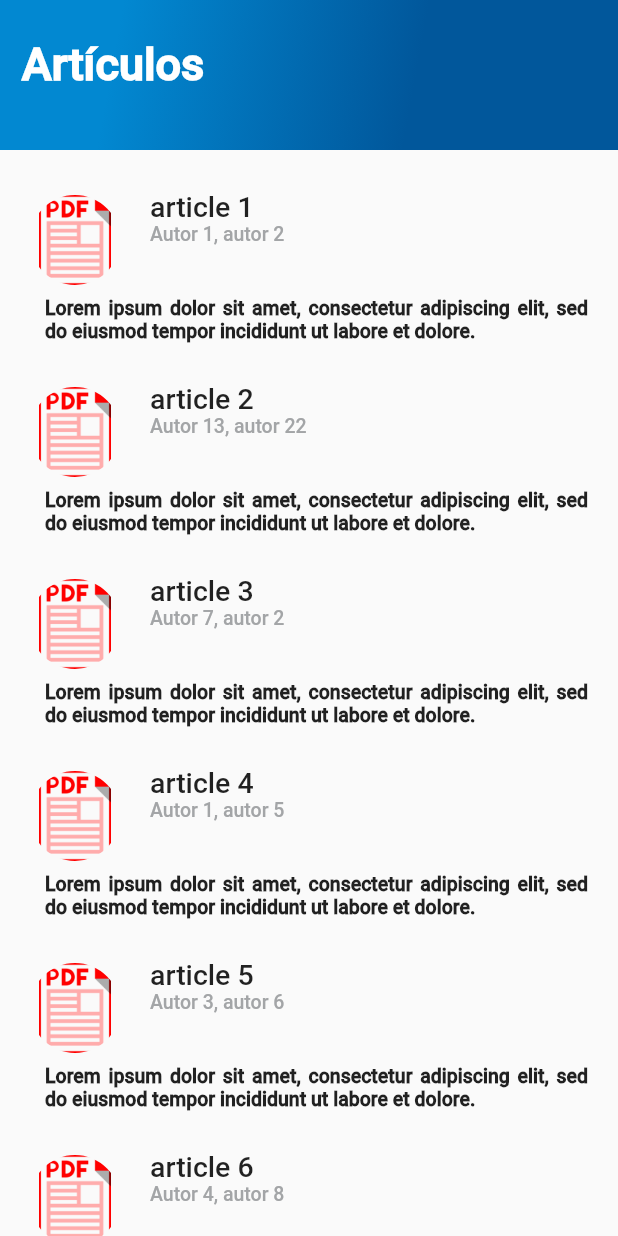
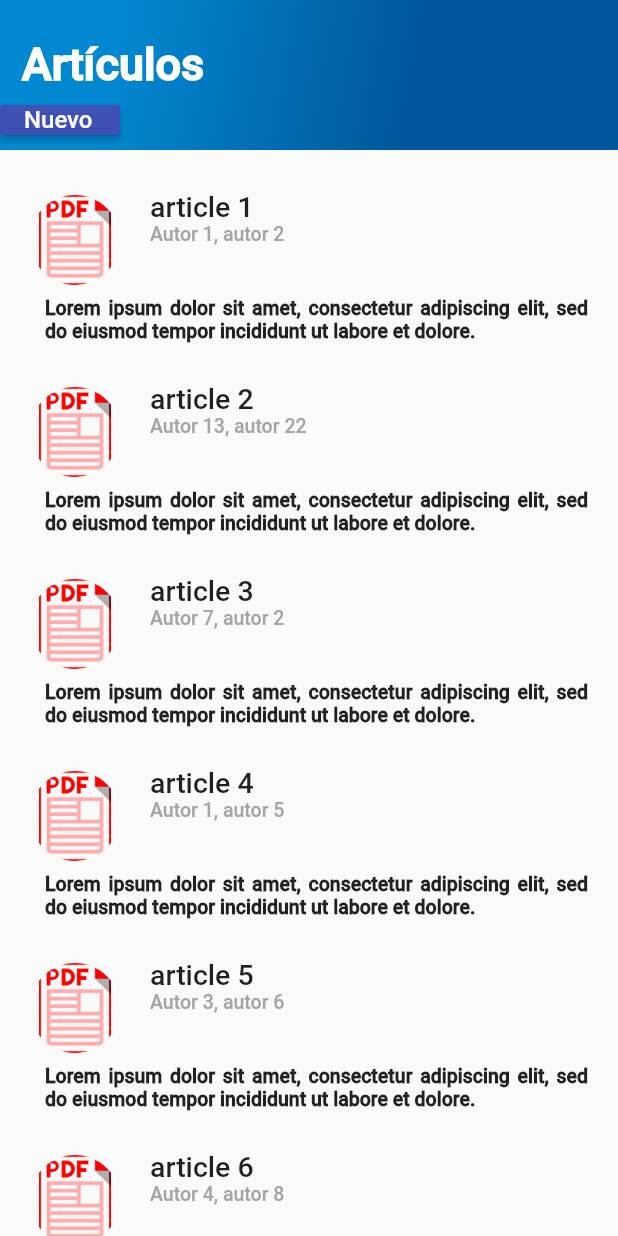
Before and after one commit to naandre/cicomApp, a Flutter app: the ArticleList widget shown alone on an empty page, opened directly, on a phone screen of 412 x 824 dp. Run offline on Flutter 3.47's test engine with Material 2 defaults, Android fonts, the phone set to English and light mode, and no system bars; network calls fail.

Commit message:
calendario

```diff
--- a/lib/screens/articles/article_list.dart
+++ b/lib/screens/articles/article_list.dart
@@ -10,6 +10,27 @@ class ArticleList extends StatelessWidget{
     return Stack(
       children: <Widget>[
         GradientBack("Artículos", 100),
+        Container(
+          margin: EdgeInsets.only(top: 70),
+          height: 20,
+          width: 80,
+          child: RaisedButton(
+            child: Center(
+              child: Text(
+                'Nuevo filtro',
+                style: TextStyle(
+                    fontSize: 16.0,
+                    fontFamily: "Roboto",
+                    color: Colors.white
+                ),
+              ),
+            ),
+            onPressed: (){
+              Navigator.of(context).pop();
+            },
+            color: Colors.indigo,
+          ),
+        ),
         Container(
           margin: EdgeInsets.only(
               top: 100
--- a/lib/screens/articles/search_trips.dart
+++ b/lib/screens/articles/search_trips.dart
@@ -1,8 +1,8 @@
-import 'dart:math';
-
 import 'package:cicom/screens/articles/article_list.dart';
 import 'package:cicom/screens/gradient_back.dart';
 import 'package:flutter/material.dart';
+import 'package:intl/intl.dart';
+import 'package:flutter_localizations/flutter_localizations.dart';
 
 class SearchTrips extends StatefulWidget{
   @override
@@ -16,7 +16,8 @@ class _SearchData{
    String value1='';
    String filter2='';
    String value2='';
-   DateTime date;
+   DateTime date=DateTime.now();
+//   String dateSelect=DateFormat('yyyy-MM-dd').format(date);
 }
 
 class _SearchTrips extends State<SearchTrips>{
@@ -29,18 +30,17 @@ class _SearchTrips extends State<SearchTrips>{
   List<DropdownMenuItem<String>> _valuesList=['value 1','value 2','value 3','value 4','value 5','value 6','value 7','value 8',].map<DropdownMenuItem<String>>((String value){
     return DropdownMenuItem<String>(value: value,child: Text(value),);}).toList();
 
-  DateTime selectedDate=DateTime.now();
-
   Future<Null> _selectDate(BuildContext context) async{
     final DateTime picker= await showDatePicker(
         context: context,
-        initialDate: selectedDate,
+//        locale: Locale.fromSubtags(languageCode: 'es'),
+        initialDate: this._data.date,
         firstDate: DateTime(1990),
         lastDate: DateTime.now());
 
-    if(picker!=null && picker!=selectedDate){
+    if(picker!=null && picker!=this._data.date){
       setState(() {
-        selectedDate=picker;
+        this._data.date=picker;
       });
     }
   }
@@ -165,22 +165,16 @@ class _SearchTrips extends State<SearchTrips>{
                   },
                   items: this._valuesList,
                 ),
-                Column(
-                  mainAxisSize: MainAxisSize.min,
-                  children: <Widget>[
-                    Text("${selectedDate.toLocal()}"),
-                    SizedBox(height: 20,),
-                    RaisedButton(
-                      onPressed: ()=>_selectDate(context),
-                      child: Text('Seleccione fecha'),
-                    )
-                  ],
-                ),
                 TextFormField(
                   decoration: InputDecoration(
-                    labelText: "Fecha de Publicación"
+                    labelText: DateFormat('yyyy-MM-dd').format(this._data.date),
+                    hintText: "Fecha de Publicación",
+                    icon: Icon(Icons.calendar_today,color: Colors.blue,),
                   ),
-                  onTap: ()=>_selectDate(context),
+                  onTap: (){
+                    FocusScope.of(context).requestFocus(FocusNode());
+                    _selectDate(context);
+                  },
                 ),
                 Container(
                   margin: EdgeInsets.only(top: 30.0, left: 20, right: 20.0),
--- a/pubspec.yaml
+++ b/pubspec.yaml
@@ -19,6 +19,9 @@ environment:
 dependencies:
   flutter:
     sdk: flutter
+  flutter_localizations:
+    sdk: flutter
+  intl:
 
   # The following adds the Cupertino Icons font to your application.
   # Use with the CupertinoIcons class for iOS style icons.
```
Also changed, not shown: pubspec.lock.
